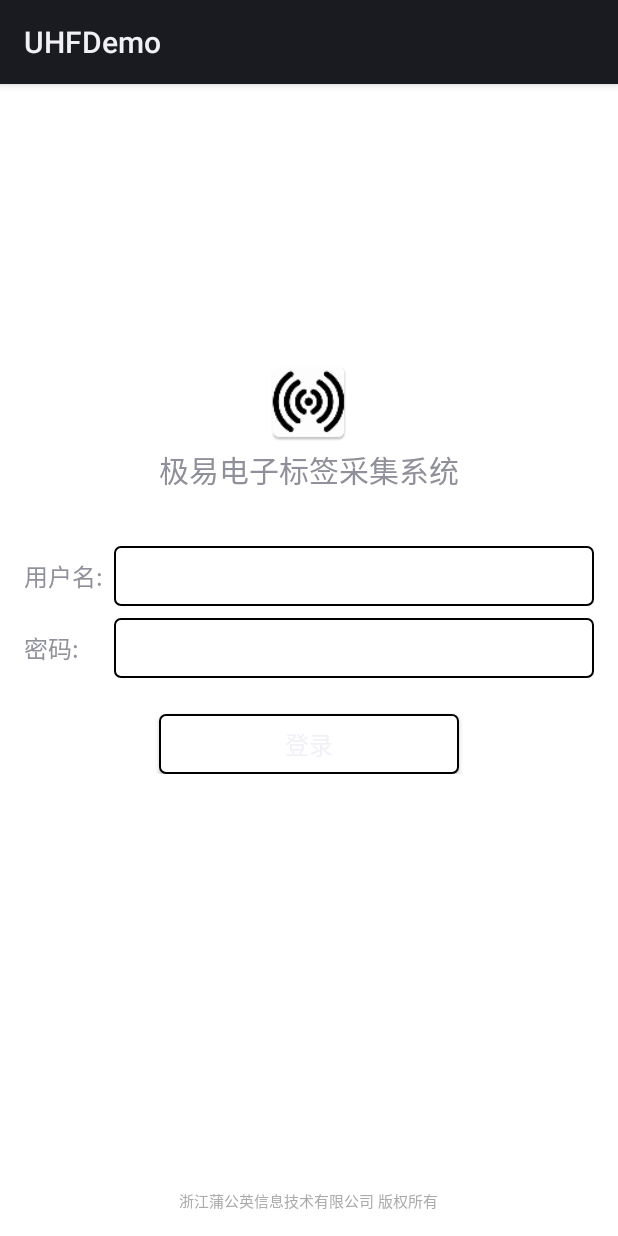
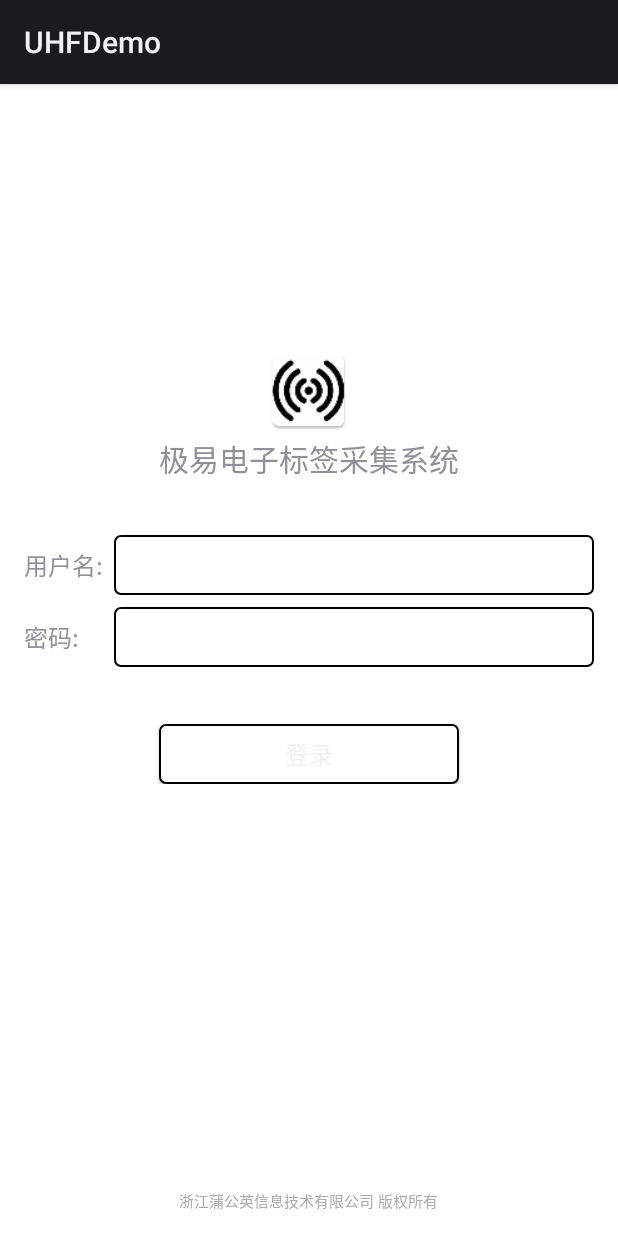
Before and after one commit to MoMyles/RFID, an Android app: the layout activity_login.xml on its own in the app's theme, with its tools: preview values and no code run, on a phone screen of 412 x 824 dp. Run offline under Robolectric (Android 15) with nearby library versions, the phone set to English and light mode, and no system bars.

Commit message:
登录界面搭建

```diff
--- a/app/src/main/res/layout/activity_login.xml
+++ b/app/src/main/res/layout/activity_login.xml
@@ -48,9 +48,11 @@
                 android:textSize="16sp" />
 
             <EditText
+                android:id="@+id/et1"
                 android:layout_width="0dp"
                 android:layout_height="40dp"
                 android:layout_weight="1"
+                android:inputType="text"
                 android:background="@drawable/input_bg" />
         </LinearLayout>
 
@@ -68,17 +70,20 @@
                 android:textSize="16sp" />
 
             <EditText
+                android:id="@+id/et2"
                 android:layout_width="0dp"
                 android:layout_height="40dp"
                 android:layout_weight="1"
+                android:inputType="textPassword"
                 android:background="@drawable/input_bg" />
         </LinearLayout>
 
         <Button
+            android:id="@+id/btn1"
             android:layout_width="200dp"
             android:layout_height="40dp"
             android:layout_gravity="center_horizontal"
-            android:layout_marginTop="16dp"
+            android:layout_marginTop="30dp"
             android:background="@drawable/btn_bg"
             android:gravity="center"
             android:text="登录"
```
Also changed, not shown: app/src/main/java/com/pugongying/uhf/LoginActivity.java (+40 -0 lines).
